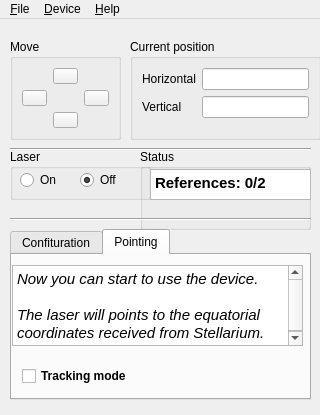
juanrmn/Arduino-Telescope-Control, file main/python/ui/laser_control.ui: the form before one commit.
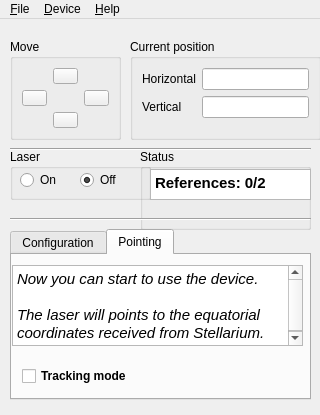
The form after the commit. Icons and pictures are not drawn.

What changed in the file:
```diff
--- a/main/python/ui/laser_control.ui
+++ b/main/python/ui/laser_control.ui
@@ -337,7 +337,7 @@
     </property>
     <widget class="QWidget" name="tab_config">
      <attribute name="title">
-      <string>Confituration</string>
+      <string>Configuration</string>
      </attribute>
      <widget class="QCheckBox" name="confMode">
       <property name="geometry">
```
